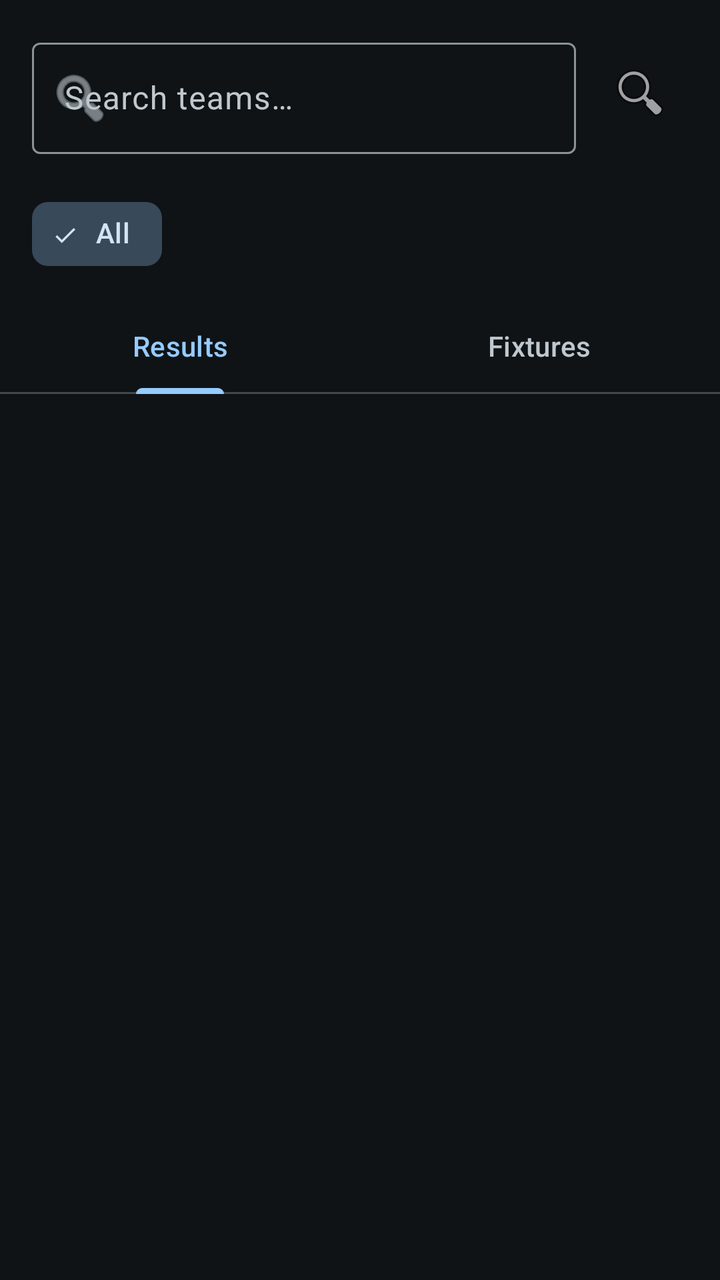
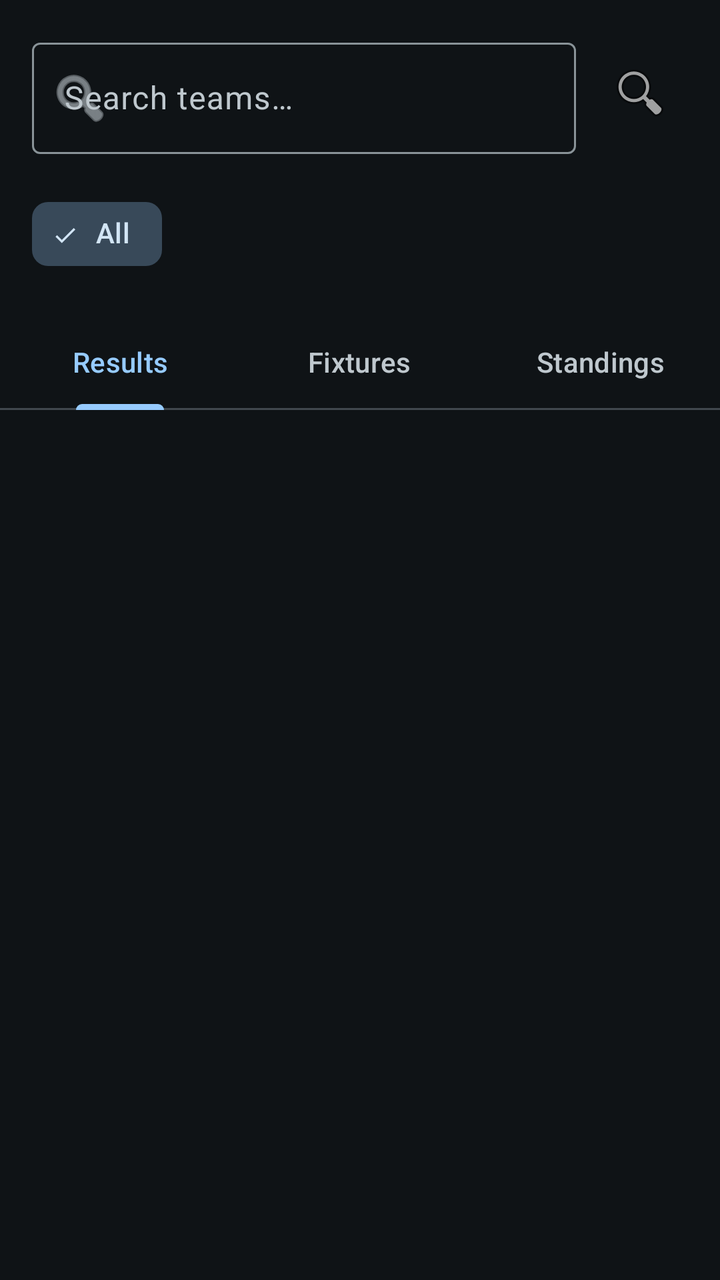

The first picture is an Android layout as it rendered before a commit; the second is the same layout after the commit. The layout source and the unified diff follow.
<!-- AndroidManifest.xml: application theme Theme.RiverSong -->
<!-- res/layout/fragment_feeds_sports.xml -->
<?xml version="1.0" encoding="utf-8"?>
<LinearLayout
    xmlns:android="http://schemas.android.com/apk/res/android"
    xmlns:app="http://schemas.android.com/apk/res-auto"
    android:layout_width="match_parent"
    android:layout_height="match_parent"
    android:orientation="vertical">

    <LinearLayout
        android:layout_width="match_parent"
        android:layout_height="wrap_content"
        android:orientation="horizontal"
        android:padding="16dp"
        android:gravity="center_vertical">

        <com.google.android.material.textfield.TextInputLayout
            android:id="@+id/layoutSearchTeam"
            style="@style/Widget.Material3.TextInputLayout.OutlinedBox"
            android:layout_width="0dp"
            android:layout_height="wrap_content"
            android:layout_weight="1"
            android:hint="Search teams…"
            app:startIconDrawable="@android:drawable/ic_menu_search">
            <com.google.android.material.textfield.TextInputEditText
                android:id="@+id/editTextSearchTeam"
                android:layout_width="match_parent"
                android:layout_height="wrap_content"
                android:inputType="text"
                android:imeOptions="actionSearch" />
        </com.google.android.material.textfield.TextInputLayout>

        <ImageButton
            android:id="@+id/buttonSearchTeam"
            android:layout_width="48dp"
            android:layout_height="48dp"
            android:layout_marginStart="8dp"
            android:src="@android:drawable/ic_menu_search"
            android:background="?attr/selectableItemBackgroundBorderless" />
    </LinearLayout>

    <HorizontalScrollView
        android:layout_width="match_parent"
        android:layout_height="wrap_content"
        android:scrollbars="none"
        android:paddingHorizontal="16dp"
        android:paddingBottom="8dp">
        <com.google.android.material.chip.ChipGroup
            android:id="@+id/chipGroupTeams"
            android:layout_width="wrap_content"
            android:layout_height="wrap_content"
            app:singleLine="true"
            app:singleSelection="true"
            app:selectionRequired="true">
            <com.google.android.material.chip.Chip android:id="@+id/chipAllTeams" style="@style/Widget.Material3.Chip.Filter" android:layout_width="wrap_content" android:layout_height="wrap_content" android:text="All" android:checked="true" app:chipMinHeight="32dp" />
        </com.google.android.material.chip.ChipGroup>
    </HorizontalScrollView>

    <com.google.android.material.tabs.TabLayout
        android:id="@+id/tabLayoutSports"
        android:layout_width="match_parent"
        android:layout_height="wrap_content"
        app:tabMode="fixed">
        <com.google.android.material.tabs.TabItem android:text="Results" />
        <com.google.android.material.tabs.TabItem android:text="Fixtures" />
    </com.google.android.material.tabs.TabLayout>

    <androidx.recyclerview.widget.RecyclerView
        android:id="@+id/recyclerViewSports"
        android:layout_width="match_parent"
        android:layout_height="match_parent"
        android:clipToPadding="false"
        android:paddingBottom="80dp"
        app:layoutManager="androidx.recyclerview.widget.LinearLayoutManager" />

    <TextView
        android:id="@+id/textViewSportsEmpty"
        android:layout_width="wrap_content"
        android:layout_height="wrap_content"
        android:layout_gravity="center"
        android:text="Follow a team to see results"
        android:textColor="?attr/colorOnSurfaceVariant"
        android:visibility="gone" />

</LinearLayout>
<!-- resources referenced by this layout -->
<resources>
  <color name="rs_blue_primary">#96CBFF</color>
  <color name="rs_blue_on_primary">#003354</color>
  <color name="rs_blue_primary_container">#004A77</color>
  <color name="rs_blue_on_primary_container">#CAE6FF</color>
  <color name="rs_blue_secondary">#B6C9D9</color>
  <color name="rs_blue_on_secondary">#213242</color>
  <color name="rs_blue_secondary_container">#384959</color>
  <color name="rs_blue_on_secondary_container">#D2E5F5</color>
  <color name="rs_blue_tertiary">#D9BBFF</color>
  <color name="rs_blue_on_tertiary">#3E1F77</color>
  <color name="rs_blue_tertiary_container">#55368F</color>
  <color name="rs_blue_on_tertiary_container">#EEDCFF</color>
  <color name="rs_blue_error">#FFB4AB</color>
  <color name="rs_blue_on_error">#690005</color>
  <color name="rs_blue_error_container">#93000A</color>
  <color name="rs_blue_on_error_container">#FFDAD6</color>
  <color name="rs_blue_background">#0F1316</color>
  <color name="rs_blue_on_surface">#DEE4E9</color>
  <color name="rs_blue_surface">#0F1316</color>
  <color name="rs_blue_surface_variant">#1B2023</color>
  <color name="rs_blue_on_surface_variant">#BFC8CE</color>
  <color name="rs_blue_outline">#899398</color>
  <color name="rs_blue_outline_variant">#40484E</color>
  <color name="rs_blue_warn">#FFB86C</color>
  <style name="ShapeAppearance.RiverSong.XS" parent="">
          <item name="cornerSize">4dp</item>
      </style>
  <style name="ShapeAppearance.RiverSong.SM" parent="">
          <item name="cornerSize">8dp</item>
      </style>
  <style name="ShapeAppearance.RiverSong.MD" parent="">
          <item name="cornerSize">12dp</item>
      </style>
  <style name="ShapeAppearance.RiverSong.LG" parent="">
          <item name="cornerSize">16dp</item>
      </style>
  <style name="ShapeAppearance.RiverSong.XL" parent="">
          <item name="cornerSize">20dp</item>
      </style>
  <!-- unchanged entries left out for length: 1 -->
</resources>

<!-- the commit's change to res/layout/fragment_feeds_sports.xml (unified diff, before → after) -->
@@ -54,15 +54,16 @@
             <com.google.android.material.chip.Chip android:id="@+id/chipAllTeams" style="@style/Widget.Material3.Chip.Filter" android:layout_width="wrap_content" android:layout_height="wrap_content" android:text="All" android:checked="true" app:chipMinHeight="32dp" />
         </com.google.android.material.chip.ChipGroup>
     </HorizontalScrollView>
-
-    <com.google.android.material.tabs.TabLayout
-        android:id="@+id/tabLayoutSports"
-        android:layout_width="match_parent"
-        android:layout_height="wrap_content"
-        app:tabMode="fixed">
-        <com.google.android.material.tabs.TabItem android:text="Results" />
-        <com.google.android.material.tabs.TabItem android:text="Fixtures" />
-    </com.google.android.material.tabs.TabLayout>
+<com.google.android.material.tabs.TabLayout
+    android:id="@+id/tabLayoutSports"
+    android:layout_width="match_parent"
+    android:layout_height="wrap_content"
+    android:layout_marginTop="8dp"
+    app:tabMode="fixed">
+    <com.google.android.material.tabs.TabItem android:text="Results" />
+    <com.google.android.material.tabs.TabItem android:text="Fixtures" />
+    <com.google.android.material.tabs.TabItem android:text="Standings" />
+</com.google.android.material.tabs.TabLayout>
 
     <androidx.recyclerview.widget.RecyclerView
         android:id="@+id/recyclerViewSports"
